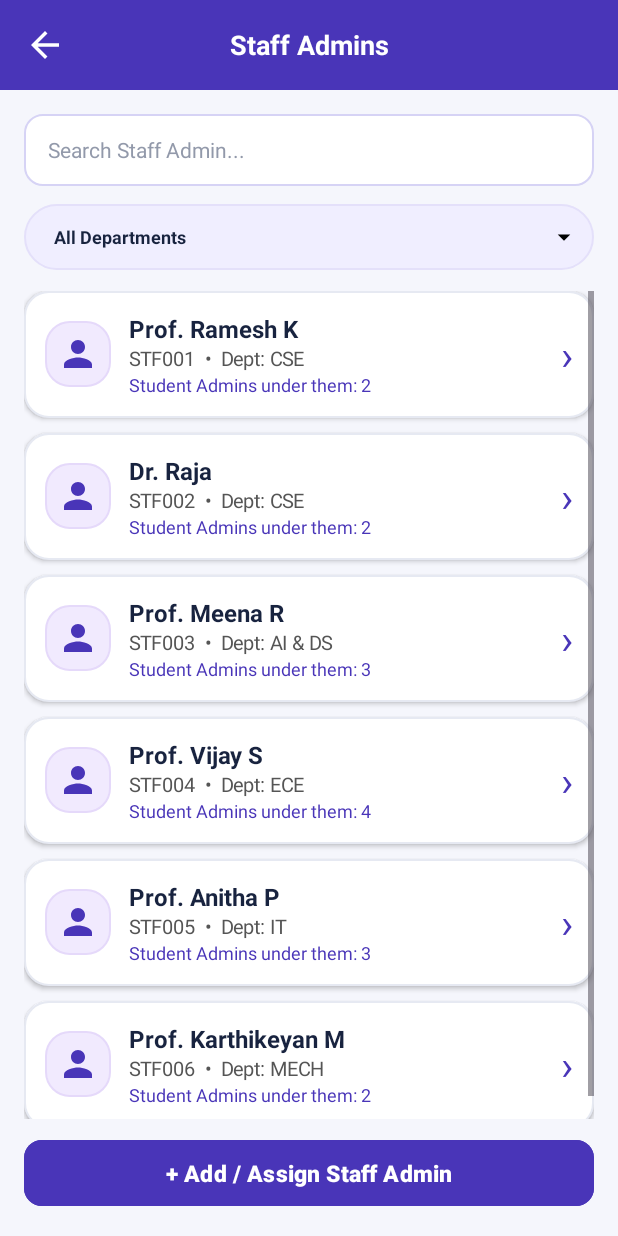
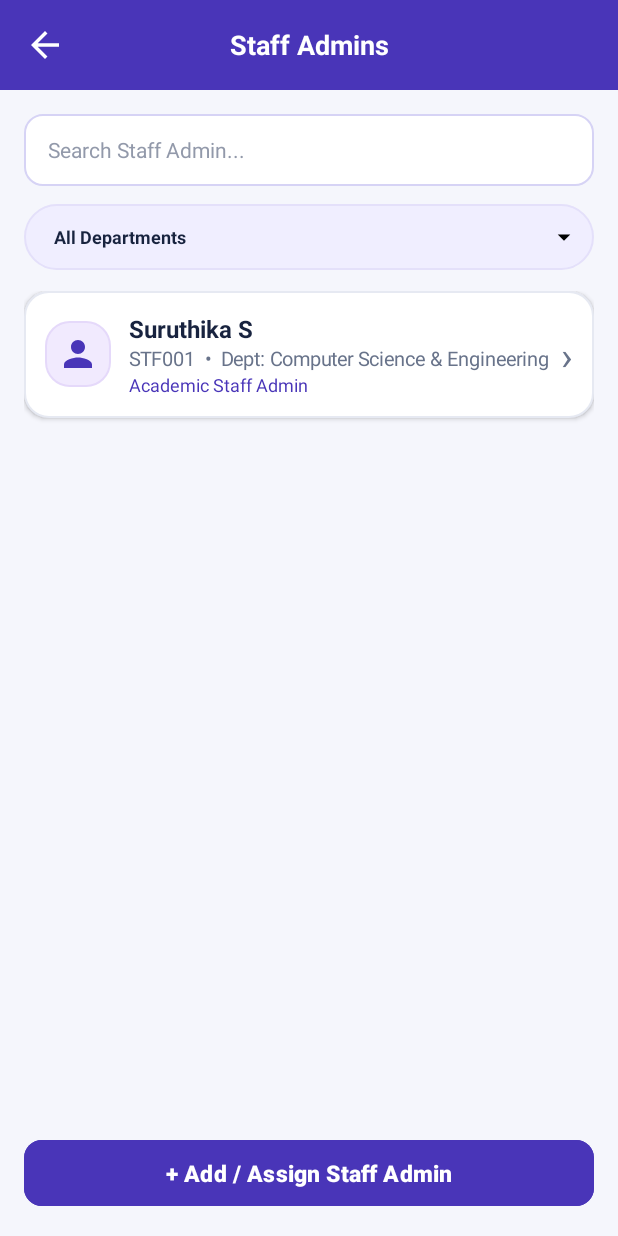
Before and after one commit to aathikgs003/TrackPoint, an Android app: the SuperAdminStaffAdmins screen opened directly, with no data from a screen before it, on a phone screen of 412 x 824 dp. Run offline under Robolectric (Android 15) with nearby library versions, the phone set to English and light mode, and no system bars.

Commit message:
Updated the db in admin

```diff
--- a/app/src/main/java/com/example/trackpoint/MainActivity.java
+++ b/app/src/main/java/com/example/trackpoint/MainActivity.java
@@ -96,7 +96,7 @@ public class MainActivity extends AppCompatActivity {
             }
 
             // 4. Super Admin Role
-            if (email.equalsIgnoreCase("admin@gmail.com") && password.equals("123")) {
+            if ((email.equalsIgnoreCase("admin@gmail.com") || email.equalsIgnoreCase("superadmin@gmail.com")) && password.equals("123")) {
                 SharedPreferences sessionPrefs = getSharedPreferences("SessionPrefs", MODE_PRIVATE);
                 sessionPrefs.edit().putString("logged_in_role", "SUPER_ADMIN").apply();
 
--- a/app/src/main/java/com/example/trackpoint/StudentRepository.java
+++ b/app/src/main/java/com/example/trackpoint/StudentRepository.java
@@ -64,6 +64,28 @@ public class StudentRepository {
             if (cursor != null) cursor.close();
         }
         return null;
+    }
+
+    public ArrayList<StaffAdminModel> getAllStaffAdmins() {
+        ArrayList<StaffAdminModel> list = new ArrayList<>();
+        SQLiteDatabase db = getDatabase();
+        Cursor cursor = null;
+        try {
+            cursor = db.query(DatabaseHelper.TABLE_STAFF_ADMINS, null, null, null, null, null, DatabaseHelper.COLUMN_NAME + " ASC");
+            if (cursor != null && cursor.moveToFirst()) {
+                do {
+                    StaffAdminModel s = StaffAdminModel.fromCursor(cursor);
+                    if (s != null) {
+                        list.add(s);
+                    }
+                } while (cursor.moveToNext());
+            }
+        } catch (Exception e) {
+            e.printStackTrace();
+        } finally {
+            if (cursor != null) cursor.close();
+        }
+        return list;
     }
 
     public StaffAdminModel authenticateStaffAdmin(String emailOrId, String password) {
--- a/app/src/main/java/com/example/trackpoint/SuperAdminStaffAdmins.java
+++ b/app/src/main/java/com/example/trackpoint/SuperAdminStaffAdmins.java
@@ -16,16 +16,11 @@ import android.widget.ImageView;
 import android.widget.LinearLayout;
 import android.widget.Spinner;
 import android.widget.TextView;
-import android.widget.Toast;
 
-import androidx.activity.result.ActivityResultLauncher;
-import androidx.activity.result.contract.ActivityResultContracts;
-import androidx.appcompat.app.AlertDialog;
 import androidx.appcompat.app.AppCompatActivity;
 import androidx.core.view.WindowCompat;
 
 import java.util.ArrayList;
-import java.util.List;
 
 public class SuperAdminStaffAdmins extends AppCompatActivity {
 
@@ -36,26 +31,9 @@ public class SuperAdminStaffAdmins extends AppCompatActivity {
     LinearLayout staffAdminListContainer;
     Button btnAssignStaffAdmin;
 
+    StudentRepository repository;
     int purple = Color.parseColor("#4935B8");
     String lockedDepartment = null;
-
-    static class StaffAdminModel {
-        String name, staffId, department, email, phone;
-        int studentAdminCount;
-
-        StaffAdminModel(String name, String staffId, String department, String email, String phone, int studentAdminCount) {
-            this.name = name;
-            this.staffId = staffId;
-            this.department = department;
-            this.email = email;
-            this.phone = phone;
-            this.studentAdminCount = studentAdminCount;
-        }
-    }
-
-    List<StaffAdminModel> staffAdmins = new ArrayList<>();
-
-    private ActivityResultLauncher<Intent> addStaffLauncher;
 
     @Override
     protected void onCreate(Bundle savedInstanceState) {
@@ -67,29 +45,14 @@ public class SuperAdminStaffAdmins extends AppCompatActivity {
 
         setContentView(R.layout.activity_super_admin_staff_admins);
 
+        repository = new StudentRepository(this);
+
         btnBack = findViewById(R.id.btnBack);
         txtHeaderTitle = findViewById(R.id.txtHeaderTitle);
         searchStaffAdmin = findViewById(R.id.searchStaffAdmin);
         spFilterStaffDept = findViewById(R.id.spFilterStaffDept);
         staffAdminListContainer = findViewById(R.id.staffAdminListContainer);
         btnAssignStaffAdmin = findViewById(R.id.btnAssignStaffAdmin);
-
-        addStaffLauncher = registerForActivityResult(
-                new ActivityResultContracts.StartActivityForResult(),
-                result -> {
-                    if (result.getResultCode() == RESULT_OK && result.getData() != null) {
-                        Intent data = result.getData();
-                        String name = data.getStringExtra("staffName");
-                        String id = data.getStringExtra("staffId");
-                        String dept = data.getStringExtra("department");
-                        String email = data.getStringExtra("email");
-                        String phone = data.getStringExtra("phone");
-                        if (phone == null || phone.isEmpty()) phone = "98765 00000";
-                        staffAdmins.add(new StaffAdminModel(name, id, dept, email, phone, 0));
-                        renderList();
-                    }
-                }
-        );
 
         btnBack.setOnClickListener(v -> finish());
 
@@ -103,15 +66,6 @@ public class SuperAdminStaffAdmins extends AppCompatActivity {
         ArrayAdapter<String> adapter = new ArrayAdapter<>(this, R.layout.spinner_item, depts);
         adapter.setDropDownViewResource(R.layout.spinner_dropdown_item);
         spFilterStaffDept.setAdapter(adapter);
-
-        staffAdmins.add(new StaffAdminModel("Prof. Ramesh K", "STF001", "CSE", "ramesh@college.edu", "98765 11101", 2));
-        staffAdmins.add(new StaffAdminModel("Dr. Raja", "STF002", "CSE", "suruthika@gmail.com", "98765 11102", 2));
-        staffAdmins.add(new StaffAdminModel("Prof. Meena R", "STF003", "AI & DS", "meena@college.edu", "98765 11103", 3));
-        staffAdmins.add(new StaffAdminModel("Prof. Vijay S", "STF004", "ECE", "vijay@college.edu", "98765 11104", 4));
-        staffAdmins.add(new StaffAdminModel("Prof. Anitha P", "STF005", "IT", "anitha@college.edu", "98765 11105", 3));
-        staffAdmins.add(new StaffAdminModel("Prof. Karthikeyan M", "STF006", "MECH", "karthik.m@college.edu", "98765 11106", 2));
-
-        renderList();
 
         spFilterStaffDept.setOnItemSelectedListener(new AdapterView.OnItemSelectedListener() {
             @Override
@@ -141,20 +95,40 @@ public class SuperAdminStaffAdmins extends AppCompatActivity {
             if (lockedDepartment != null && !lockedDepartment.isEmpty()) {
                 intent.putExtra("preselectedDept", lockedDepartment);
             }
-            addStaffLauncher.launch(intent);
+            startActivity(intent);
         });
     }
 
+    @Override
+    protected void onResume() {
+        super.onResume();
+        renderList();
+    }
+
     private void renderList() {
+        if (staffAdminListContainer == null) return;
         staffAdminListContainer.removeAllViews();
+
         String deptFilter = (lockedDepartment != null) ? lockedDepartment : spFilterStaffDept.getSelectedItem().toString();
         String query = searchStaffAdmin.getText().toString().toLowerCase().trim();
 
-        for (StaffAdminModel staff : staffAdmins) {
-            if (!deptFilter.equals("All Departments") && !staff.department.equalsIgnoreCase(deptFilter)) {
+        ArrayList<StaffAdminModel> dbList = repository.getAllStaffAdmins();
+
+        if (dbList.isEmpty()) {
+            TextView emptyView = new TextView(this);
+            emptyView.setText("No Staff Admins found in database");
+            emptyView.setPadding(16, 32, 16, 32);
+            emptyView.setGravity(Gravity.CENTER);
+            emptyView.setTextColor(Color.parseColor("#68738A"));
+            staffAdminListContainer.addView(emptyView);
+            return;
+        }
+
+        for (StaffAdminModel staff : dbList) {
+            if (!deptFilter.equals("All Departments") && !staff.getDepartment().toLowerCase().contains(deptFilter.toLowerCase())) {
                 continue;
             }
-            if (!query.isEmpty() && !staff.name.toLowerCase().contains(query) && !staff.staffId.toLowerCase().contains(query)) {
+            if (!query.isEmpty() && !staff.getName().toLowerCase().contains(query) && !staff.getStaffId().toLowerCase().contains(query)) {
                 continue;
             }
 
@@ -182,20 +156,18 @@ public class SuperAdminStaffAdmins extends AppCompatActivity {
             info.setPadding(dpToPx(12), 0, 0, 0);
 
             TextView tvName = new TextView(this);
-            tvName.setText(staff.name);
+            tvName.setText(staff.getName());
             tvName.setTypeface(null, Typeface.BOLD);
             tvName.setTextSize(16);
             tvName.setTextColor(Color.parseColor("#18233F"));
 
             TextView tvMeta = new TextView(this);
-            tvMeta.setText(staff.staffId + "  •  Dept: " + staff.department);
+            tvMeta.setText(staff.getStaffId() + "  •  Dept: " + staff.getDepartment());
             tvMeta.setTextSize(13);
             tvMeta.setTextColor(Color.parseColor("#68738A"));
-            tvMeta.setTextSize(13);
-            tvMeta.setTextColor(Color.parseColor("#555555"));
 
             TextView tvSub = new TextView(this);
-            tvSub.setText("Student Admins under them: " + staff.studentAdminCount);
+            tvSub.setText("Academic Staff Admin");
             tvSub.setTextSize(12);
             tvSub.setTextColor(purple);
 
@@ -205,22 +177,20 @@ public class SuperAdminStaffAdmins extends AppCompatActivity {
 
             TextView arrow = new TextView(this);
             arrow.setText("›");
-            arrow.setTextSize(27);
-            arrow.setTextColor(purple);
+            arrow.setTextSize(26);
+            arrow.setTextColor(Color.parseColor("#68738A"));
 
             card.addView(avatar);
             card.addView(info);
             card.addView(arrow);
 
-            // Tap Staff Admin -> View Student Admins under this Staff Admin
             card.setOnClickListener(v -> {
                 Intent intent = new Intent(this, SuperAdminStaffDetails.class);
-                intent.putExtra("staffName", staff.name);
-                intent.putExtra("staffId", staff.staffId);
-                intent.putExtra("department", staff.department);
-                intent.putExtra("email", staff.email);
-                intent.putExtra("phone", staff.phone);
-                intent.putExtra("studentAdminCount", staff.studentAdminCount);
+                intent.putExtra("staffName", staff.getName());
+                intent.putExtra("staffId", staff.getStaffId());
+                intent.putExtra("department", staff.getDepartment());
+                intent.putExtra("email", staff.getEmail());
+                intent.putExtra("phone", staff.getPhone());
                 startActivity(intent);
             });
 
```
Also changed, not shown: app/src/main/java/com/example/trackpoint/SuperAddStaffAdmin.java (+11 -1 lines), app/src/main/java/com/example/trackpoint/SuperAddStudentAdmin.java (+27 -29 lines), app/src/main/java/com/example/trackpoint/SuperAdminDashboard.java (+52 -3 lines), app/src/main/java/com/example/trackpoint/SuperAdminStudentAdmins.java (+39 -74 lines), app/src/main/java/com/example/trackpoint/SuperAdminStudents.java (+36 -50 lines).
